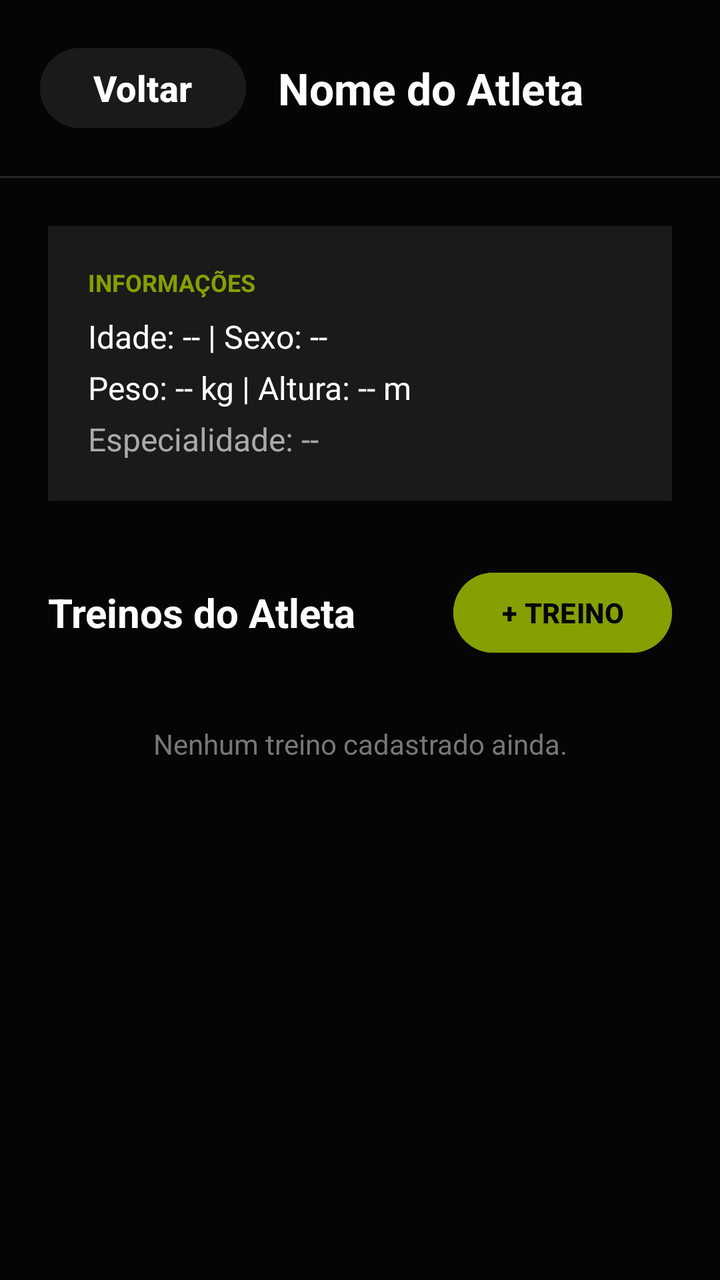
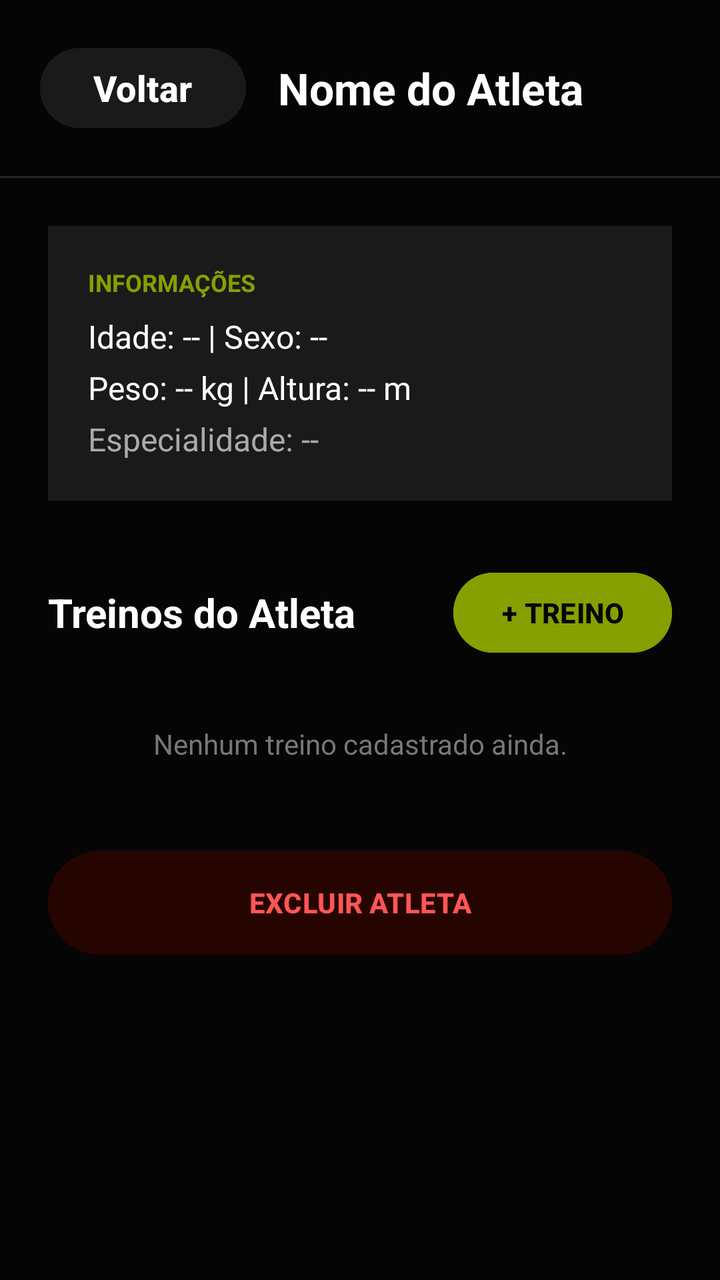

Two renders of the same Android screen: before a commit and after it. Below are the layout's source before the change and the commit's diff.
<!-- AndroidManifest.xml: application theme Theme.ZenithApp -->
<!-- res/layout/activity_perfil_atleta.xml -->
<?xml version="1.0" encoding="utf-8"?>
<androidx.constraintlayout.widget.ConstraintLayout xmlns:android="http://schemas.android.com/apk/res/android"
    xmlns:app="http://schemas.android.com/apk/res-auto"
    xmlns:tools="http://schemas.android.com/tools"
    android:layout_width="match_parent"
    android:layout_height="match_parent"
    android:background="#050505"
    tools:context=".PerfilAtleta">

    
    <LinearLayout
        android:id="@+id/headerPerfil"
        android:layout_width="match_parent"
        android:layout_height="wrap_content"
        android:gravity="center_vertical"
        android:orientation="horizontal"
        android:padding="20dp"
        app:layout_constraintEnd_toEndOf="parent"
        app:layout_constraintStart_toStartOf="parent"
        app:layout_constraintTop_toTopOf="parent">

        <Button
            android:id="@+id/btnVoltarPerfil"
            android:layout_width="103dp"
            android:layout_height="48dp"
            android:backgroundTint="#1A1A1A"
            android:text="Voltar"
            android:textColor="#FFFFFF"
            android:textSize="18sp"
            android:textStyle="bold" />

        
        <TextView
            android:id="@+id/tvNomePerfilHeader"
            android:layout_width="wrap_content"
            android:layout_height="wrap_content"
            android:layout_marginStart="16dp"
            android:text="Nome do Atleta"
            android:textColor="#FFFFFF"
            android:textSize="22sp"
            android:textStyle="bold" />
    </LinearLayout>

    <View
        android:id="@+id/linhaDivisoria"
        android:layout_width="match_parent"
        android:layout_height="1dp"
        android:background="#252525"
        app:layout_constraintTop_toBottomOf="@+id/headerPerfil" />

    <ScrollView
        android:layout_width="match_parent"
        android:layout_height="0dp"
        android:fillViewport="true"
        app:layout_constraintBottom_toBottomOf="parent"
        app:layout_constraintTop_toBottomOf="@+id/linhaDivisoria">

        <LinearLayout
            android:layout_width="match_parent"
            android:layout_height="wrap_content"
            android:orientation="vertical"
            android:padding="24dp">

            
            <LinearLayout
                android:layout_width="match_parent"
                android:layout_height="wrap_content"
                android:background="#1A1A1A"
                android:orientation="vertical"
                android:padding="20dp">

                <TextView
                    android:layout_width="wrap_content"
                    android:layout_height="wrap_content"
                    android:text="INFORMAÇÕES"
                    android:textColor="#85A000"
                    android:textSize="12sp"
                    android:textStyle="bold" />

                <TextView
                    android:id="@+id/tvIdadeSexo"
                    android:layout_width="match_parent"
                    android:layout_height="wrap_content"
                    android:layout_marginTop="8dp"
                    android:text="Idade: -- | Sexo: --"
                    android:textColor="#FFFFFF"
                    android:textSize="16sp" />

                <TextView
                    android:id="@+id/tvPesoAltura"
                    android:layout_width="match_parent"
                    android:layout_height="wrap_content"
                    android:layout_marginTop="4dp"
                    android:text="Peso: -- kg | Altura: -- m"
                    android:textColor="#FFFFFF"
                    android:textSize="16sp" />

                <TextView
                    android:id="@+id/tvPosicao"
                    android:layout_width="match_parent"
                    android:layout_height="wrap_content"
                    android:layout_marginTop="4dp"
                    android:text="Especialidade: --"
                    android:textColor="#AAAAAA"
                    android:textSize="16sp" />
            </LinearLayout>

            
            <LinearLayout
                android:layout_width="match_parent"
                android:layout_height="wrap_content"
                android:layout_marginTop="32dp"
                android:gravity="center_vertical"
                android:orientation="horizontal">

                <TextView
                    android:layout_width="0dp"
                    android:layout_height="wrap_content"
                    android:layout_weight="1"
                    android:text="Treinos do Atleta"
                    android:textColor="#FFFFFF"
                    android:textSize="20sp"
                    android:textStyle="bold" />

                
                <Button
                    android:id="@+id/btnNovoTreino"
                    android:layout_width="wrap_content"
                    android:layout_height="48dp"
                    android:backgroundTint="#85A000"
                    android:text="+ TREINO"
                    android:textColor="#050505"
                    android:textSize="14sp"
                    android:textStyle="bold" />
            </LinearLayout>

            
            <LinearLayout
                android:id="@+id/containerTreinosPerfil"
                android:layout_width="match_parent"
                android:layout_height="wrap_content"
                android:layout_marginTop="16dp"
                android:orientation="vertical">

                <TextView
                    android:layout_width="match_parent"
                    android:layout_height="wrap_content"
                    android:layout_marginTop="16dp"
                    android:text="Nenhum treino cadastrado ainda."
                    android:textAlignment="center"
                    android:textColor="#777777"
                    android:textSize="14sp" />
            </LinearLayout>

        </LinearLayout>
    </ScrollView>

</androidx.constraintlayout.widget.ConstraintLayout>
<!-- resources referenced by this layout -->
<resources>
  <style name="Theme.ZenithApp" parent="Base.Theme.ZenithApp" />
  <style name="Base.Theme.ZenithApp" parent="Theme.Material3.DayNight.NoActionBar">
          
          
      </style>
</resources>

<!-- the commit's change to res/layout/activity_perfil_atleta.xml (unified diff, before → after) -->
@@ -152,6 +152,18 @@
                     android:textSize="14sp" />
             </LinearLayout>
 
+            <Button
+                android:id="@+id/btnExcluirAtleta"
+                android:layout_width="match_parent"
+                android:layout_height="60dp"
+                android:layout_marginTop="40dp"
+                android:layout_marginBottom="16dp"
+                android:backgroundTint="#260400"
+                android:text="EXCLUIR ATLETA"
+                android:textColor="#FF5555"
+                android:textSize="14sp"
+                android:textStyle="bold" />
+
         </LinearLayout>
     </ScrollView>
 
